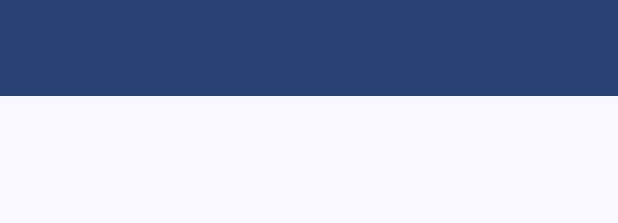
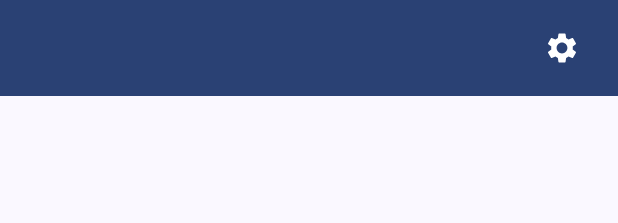
Before and after one commit to luisFPCosta/SimplePasswordManager, an Android app: the layout activity_main.xml on its own in the app's theme, with its tools: preview values and no code run, on a phone screen of 412 x 824 dp. Shown: the top 223 px of the screen. Run offline under Robolectric (Android 15) with nearby library versions, the phone set to English and light mode, and no system bars.

Commit message:
toolbar fixed; settings button added; improved layout;

```diff
--- a/app/src/main/java/com/luisinho/simplepasswordmanager/data/Constants.kt
+++ b/app/src/main/java/com/luisinho/simplepasswordmanager/data/Constants.kt
@@ -2,8 +2,9 @@ package com.luisinho.simplepasswordmanager.data
 
 class Constants  {
     object SharedPreferences {
-        const val PREFERENCES_NAME = "appPassword"
+        const val PREFERENCES_NAME = "app_password"
         const val REGISTERED = "registered"
+        const val CRYPTO_KEY = "crypto_key"
     }
     object Model{
         const val NAME = "name"
--- a/app/src/main/java/com/luisinho/simplepasswordmanager/data/MasterKey.kt
+++ b/app/src/main/java/com/luisinho/simplepasswordmanager/data/MasterKey.kt
@@ -2,12 +2,12 @@ package com.luisinho.simplepasswordmanager.data
 
 class MasterKey {
     companion object{
-        private lateinit var appKey:ByteArray
+        private lateinit var cryptoKey:ByteArray
         fun getKey(): ByteArray{
-            return appKey
+            return cryptoKey
         }
         fun setKey(key:String){
-            appKey = key.toByteArray()
+            cryptoKey = key.toByteArray()
         }
     }
 
--- a/app/src/main/java/com/luisinho/simplepasswordmanager/view/PasswordGeneratorActivity.kt
+++ b/app/src/main/java/com/luisinho/simplepasswordmanager/view/PasswordGeneratorActivity.kt
@@ -15,6 +15,7 @@ import androidx.lifecycle.ViewModelProvider
 import com.luisinho.simplepasswordmanager.R
 import com.luisinho.simplepasswordmanager.databinding.ActivityPasswordGeneratorBinding
 import com.luisinho.simplepasswordmanager.model.PasswordModel
+import com.luisinho.simplepasswordmanager.service.PasswordGeneratorService
 import com.luisinho.simplepasswordmanager.viewmodel.PasswordViewModel
 
 
@@ -58,14 +59,14 @@ class PasswordGeneratorActivity : AppCompatActivity(), SeekBar.OnSeekBarChangeLi
         when (view.id) {
             R.id.button_generate_password -> {
                 //generate string of characters for password
-                val chars = viewModel.makeCharsList(
+                val chars = PasswordGeneratorService().makeCharsList(
                     binding.checkboxAllowAlphabetical.isChecked,
                     binding.checkboxAllowNumeric.isChecked,
                     binding.checkboxAllowSymbol.isChecked
                 )
                 if (chars != "") {
                     //generate password
-                    password = viewModel.generatePassword(chars, charsInPassword)/*assigns the password to an edittext to be edited or copied according to
+                    password = PasswordGeneratorService().generatePassword(chars, charsInPassword)/*assigns the password to an edittext to be edited or copied according to
                 the user's wishes*/
                     binding.editGeneratedPassword.setText(password)
                 }else{
--- /dev/null
+++ b/app/src/main/res/drawable/baseline_settings_24.xml
@@ -0,0 +1,5 @@
+<vector android:height="24dp" android:tint="#000000"
+    android:viewportHeight="24" android:viewportWidth="24"
+    android:width="24dp" xmlns:android="http://schemas.android.com/apk/res/android">
+    <path android:fillColor="@android:color/white" android:pathData="M19.14,12.94c0.04,-0.3 0.06,-0.61 0.06,-0.94c0,-0.32 -0.02,-0.64 -0.07,-0.94l2.03,-1.58c0.18,-0.14 0.23,-0.41 0.12,-0.61l-1.92,-3.32c-0.12,-0.22 -0.37,-0.29 -0.59,-0.22l-2.39,0.96c-0.5,-0.38 -1.03,-0.7 -1.62,-0.94L14.4,2.81c-0.04,-0.24 -0.24,-0.41 -0.48,-0.41h-3.84c-0.24,0 -0.43,0.17 -0.47,0.41L9.25,5.35C8.66,5.59 8.12,5.92 7.63,6.29L5.24,5.33c-0.22,-0.08 -0.47,0 -0.59,0.22L2.74,8.87C2.62,9.08 2.66,9.34 2.86,9.48l2.03,1.58C4.84,11.36 4.8,11.69 4.8,12s0.02,0.64 0.07,0.94l-2.03,1.58c-0.18,0.14 -0.23,0.41 -0.12,0.61l1.92,3.32c0.12,0.22 0.37,0.29 0.59,0.22l2.39,-0.96c0.5,0.38 1.03,0.7 1.62,0.94l0.36,2.54c0.05,0.24 0.24,0.41 0.48,0.41h3.84c0.24,0 0.44,-0.17 0.47,-0.41l0.36,-2.54c0.59,-0.24 1.13,-0.56 1.62,-0.94l2.39,0.96c0.22,0.08 0.47,0 0.59,-0.22l1.92,-3.32c0.12,-0.22 0.07,-0.47 -0.12,-0.61L19.14,12.94zM12,15.6c-1.98,0 -3.6,-1.62 -3.6,-3.6s1.62,-3.6 3.6,-3.6s3.6,1.62 3.6,3.6S13.98,15.6 12,15.6z"/>
+</vector>
--- a/app/src/main/res/layout/activity_login.xml
+++ b/app/src/main/res/layout/activity_login.xml
@@ -6,6 +6,7 @@
     android:padding="20dp">
 
     <TextView
+        android:layout_marginTop="50dp"
         android:id="@+id/text_login_message"
         style="@style/textview"
         android:layout_width="0dp"
@@ -29,7 +30,7 @@
         app:layout_constraintEnd_toEndOf="parent"
         app:layout_constraintStart_toStartOf="parent"
         app:layout_constraintTop_toTopOf="parent"
-        app:layout_constraintVertical_bias=".15" />
+        app:layout_constraintVertical_bias=".2" />
 
     <com.google.android.material.button.MaterialButton
         android:id="@+id/button_login"
--- a/app/src/main/res/layout/activity_main.xml
+++ b/app/src/main/res/layout/activity_main.xml
@@ -13,7 +13,21 @@
         style="@style/tint"
         android:background="?attr/colorPrimary"
         app:layout_constraintStart_toStartOf="parent"
-        app:layout_constraintTop_toTopOf="parent"/>
+        app:layout_constraintTop_toTopOf="parent"
+        android:elevation="4dp" />
+
+    <com.google.android.material.imageview.ShapeableImageView
+        android:id="@+id/image_settings"
+        android:layout_width="wrap_content"
+        android:layout_height="wrap_content"
+        android:src="@drawable/baseline_settings_24"
+        style="@style/tint"
+        android:elevation="4dp"
+        app:layout_constraintTop_toTopOf="@id/toolbar"
+        app:layout_constraintBottom_toBottomOf="@id/toolbar"
+        app:layout_constraintEnd_toEndOf="@id/toolbar"
+        android:layout_marginEnd="25dp"
+        />
 
 
     <androidx.recyclerview.widget.RecyclerView
--- a/app/src/main/res/values-night/themes.xml
+++ b/app/src/main/res/values-night/themes.xml
@@ -5,7 +5,11 @@
         <!-- <item name="colorPrimary">@color/my_dark_primary</item> -->
     </style>
     <style name="tint" parent="Base.Theme.SimplePasswordManager">
-        <item name="android:textColor">@color/grey_100</item>
-        <item name="android:tint">@color/grey_100</item>
+        <item name="android:textColor">@color/grey_500</item>
+        <item name="android:tint">@color/grey_500</item>
+        <item name="titleTextColor">@color/grey_500</item>
+    </style>
+    <style name="view" parent="Base.Theme.SimplePasswordManager">
+        <item name="android:background">@color/grey_50</item>
     </style>
 </resources>
--- a/app/src/main/res/values/colors.xml
+++ b/app/src/main/res/values/colors.xml
@@ -5,7 +5,9 @@
     <color name="colorPrimary">#841EE8</color>
     <color name="colorPrimaryContainer">#841EE8</color>
     <color name="colorOnPrimaryContainer">#FFFFFF</color>
-    <color name="grey_100">#E6000000</color>
+    <color name="grey_500">#E2000000</color>
+    <color name="grey_200">#C1000000</color>
     <color name="red_warning">#FB5F5F</color>
+    <color name="grey_50">#83909090</color>
 
 </resources>
--- a/app/src/main/res/values/strings.xml
+++ b/app/src/main/res/values/strings.xml
@@ -14,6 +14,7 @@
     <string name="generate_password">Generate Password</string>
     <string name="password_copied">Password Copied</string>
     <string name="local">Local</string>
+    <string name="unknown_location">Location not specified</string>
     <string name="delete">Delete this password?</string>
     <string name="are_you_sure_you_want_to_remove_the_password">Are you sure you want to remove the password</string>
     <string name="this_operation_cannot_be_undone">This operation cannot be undone!</string>
@@ -27,7 +28,9 @@
     <string name="copied">Copied password.</string>
     <string name="unexpected_error">An unexpected error has occurred!</string>
     <string name="enter_your_password">Enter your password to enter the application.</string>
-    <string name="create_password">Create a password to enter the application.</string>
+    <string name="create_password">Create a password to enter the application. You can change the
+        password later, as long as you don\'t forget it. If you forget it, you will have to delete
+        all data, losing all saved passwords!</string>
     <string name="create_password_button">Create password and log in</string>
     <string name="login">Login</string>
     <string name="incorrect_password">Incorrect password. Enter the password correctly.</string>
--- a/app/src/main/res/values/themes.xml
+++ b/app/src/main/res/values/themes.xml
@@ -41,6 +41,10 @@
     <style name="tint" parent="Base.Theme.SimplePasswordManager">
         <item name="android:textColor">@color/colorOnPrimaryContainer</item>
         <item name="android:tint">@color/colorOnPrimaryContainer</item>
+        <item name="titleTextColor">@color/colorOnPrimaryContainer</item>
+    </style>
+    <style name="view" parent="Base.Theme.SimplePasswordManager">
+        <item name="android:background">@color/grey_200</item>
     </style>
 
 </resources>
```
Also changed, not shown: app/src/main/java/com/luisinho/simplepasswordmanager/service/PasswordGeneratorService.kt (added, +31 -0 lines), app/src/main/java/com/luisinho/simplepasswordmanager/view/MainActivity.kt (+6 -2 lines), app/src/main/java/com/luisinho/simplepasswordmanager/view/adapter/PasswordAdapter.kt (+4 -3 lines), app/src/main/java/com/luisinho/simplepasswordmanager/view/viewHolder/PasswordViewHolder.kt (+11 -3 lines), app/src/main/java/com/luisinho/simplepasswordmanager/viewmodel/LoginViewModel.kt (+17 -8 lines), app/src/main/java/com/luisinho/simplepasswordmanager/viewmodel/PasswordViewModel.kt (+0 -27 lines), app/src/main/res/layout/row_password.xml (+9 -1 lines), 1 other file.
